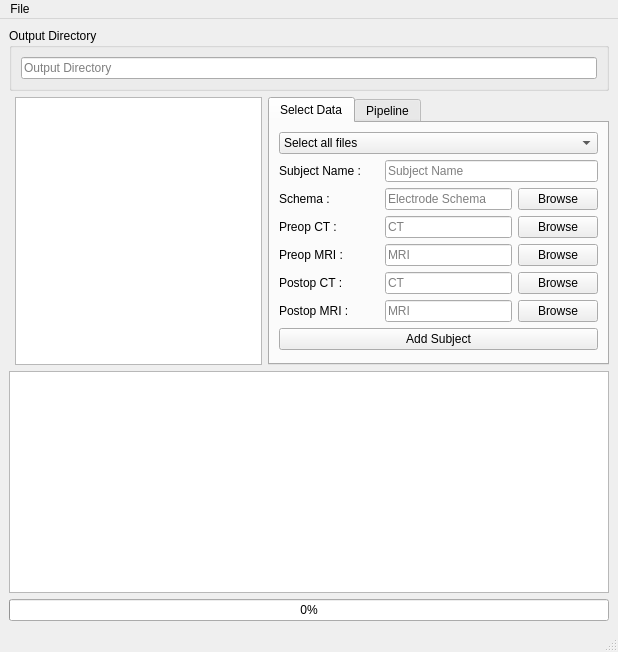
This is ciclone/forms/MainWindow.ui in NeuroTech-Platform/CiCLONE as Qt 5 draws it before an edit. The edited form follows.
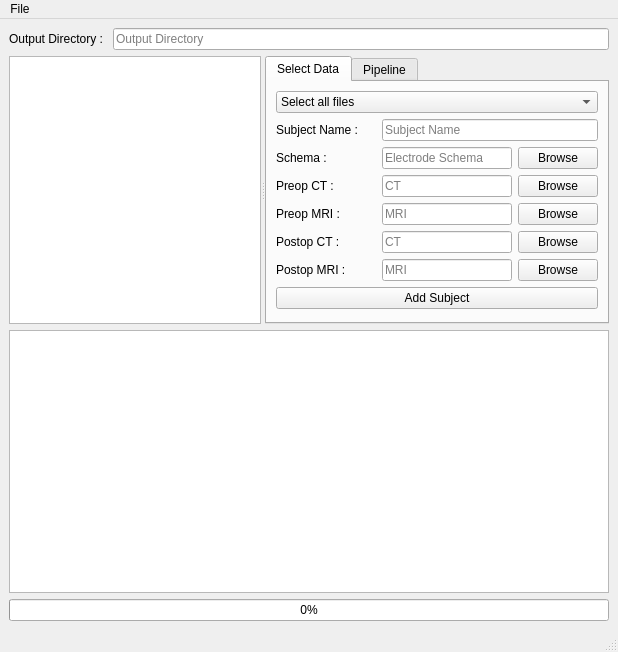
This is the edited form.

```diff
--- a/ciclone/forms/MainWindow.ui
+++ b/ciclone/forms/MainWindow.ui
@@ -15,42 +15,15 @@
   </property>
   <widget class="QWidget" name="centralwidget">
    <layout class="QGridLayout" name="gridLayout_2">
-    <item row="1" column="1">
-     <widget class="QTreeView" name="subjectTreeView">
-      <property name="selectionMode">
-       <enum>QAbstractItemView::SelectionMode::ExtendedSelection</enum>
-      </property>
-     </widget>
-    </item>
-    <item row="3" column="0" colspan="3">
-     <widget class="QProgressBar" name="progressBar">
-      <property name="value">
-       <number>0</number>
-      </property>
-     </widget>
-    </item>
-    <item row="2" column="0" colspan="3">
-     <widget class="QTextBrowser" name="textBrowser">
-      <property name="minimumSize">
-       <size>
-        <width>0</width>
-        <height>0</height>
-       </size>
-      </property>
-      <property name="maximumSize">
-       <size>
-        <width>16777215</width>
-        <height>16777215</height>
-       </size>
-      </property>
-     </widget>
-    </item>
-    <item row="0" column="0" colspan="3">
-     <widget class="QGroupBox" name="groupBox_OutputDirectory">
-      <property name="title">
-       <string>Output Directory</string>
-      </property>
+    <item row="0" column="0">
       <layout class="QHBoxLayout" name="horizontalLayout">
+      <item>
+       <widget class="QLabel" name="label">
+        <property name="text">
+         <string>Output Directory : </string>
+        </property>
+       </widget>
+      </item>
        <item>
         <widget class="QLineEdit" name="lineEdit_outputDirectory">
          <property name="readOnly">
@@ -62,9 +35,17 @@
         </widget>
        </item>
       </layout>
-     </widget>
     </item>
-    <item row="1" column="2">
+    <item row="1" column="0">
+     <widget class="QSplitter" name="splitter">
+      <property name="orientation">
+       <enum>Qt::Orientation::Horizontal</enum>
+      </property>
+      <widget class="QTreeView" name="subjectTreeView">
+       <property name="selectionMode">
+        <enum>QAbstractItemView::SelectionMode::ExtendedSelection</enum>
+       </property>
+      </widget>
      <widget class="QTabWidget" name="tabWidget">
       <property name="currentIndex">
        <number>0</number>
@@ -404,6 +385,30 @@
         </item>
        </layout>
       </widget>
+      </widget>
+     </widget>
+    </item>
+    <item row="2" column="0">
+     <widget class="QTextBrowser" name="textBrowser">
+      <property name="minimumSize">
+       <size>
+        <width>0</width>
+        <height>0</height>
+       </size>
+      </property>
+      <property name="maximumSize">
+       <size>
+        <width>16777215</width>
+        <height>16777215</height>
+       </size>
+      </property>
+     </widget>
+    </item>
+    <item row="3" column="0">
+     <widget class="QProgressBar" name="progressBar">
+      <property name="value">
+       <number>0</number>
+      </property>
      </widget>
     </item>
    </layout>
```
Left out of the diff: 2 changed lines with no effect on the pictures. Lines whose indentation alone changed are shown as unchanged.
